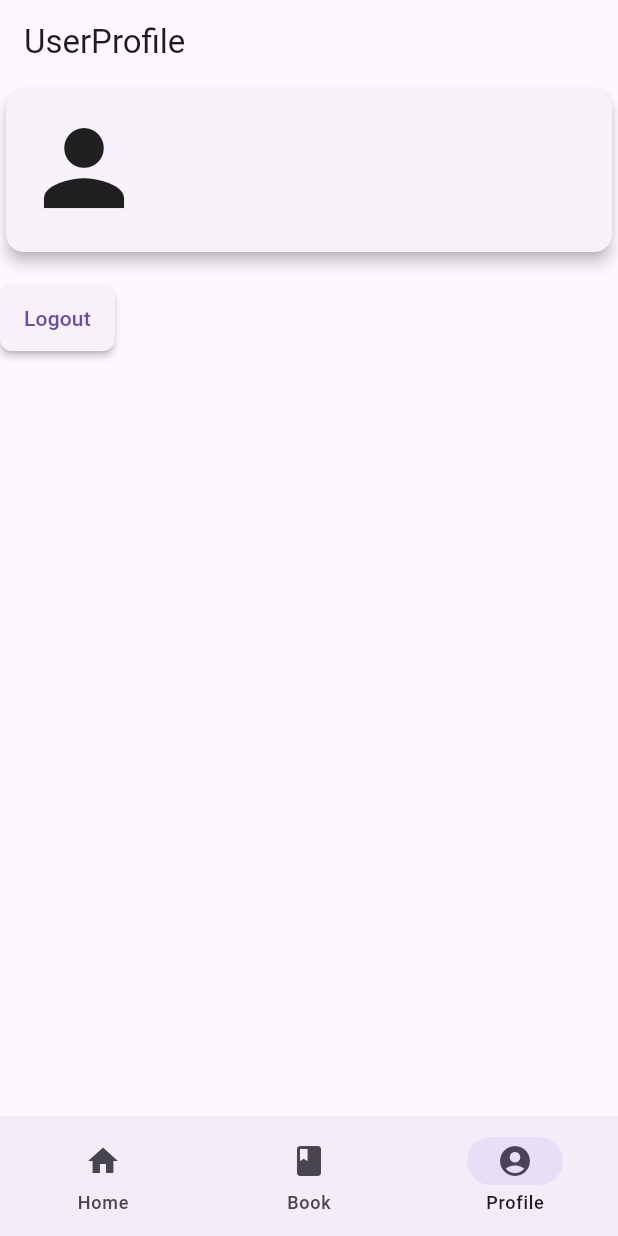
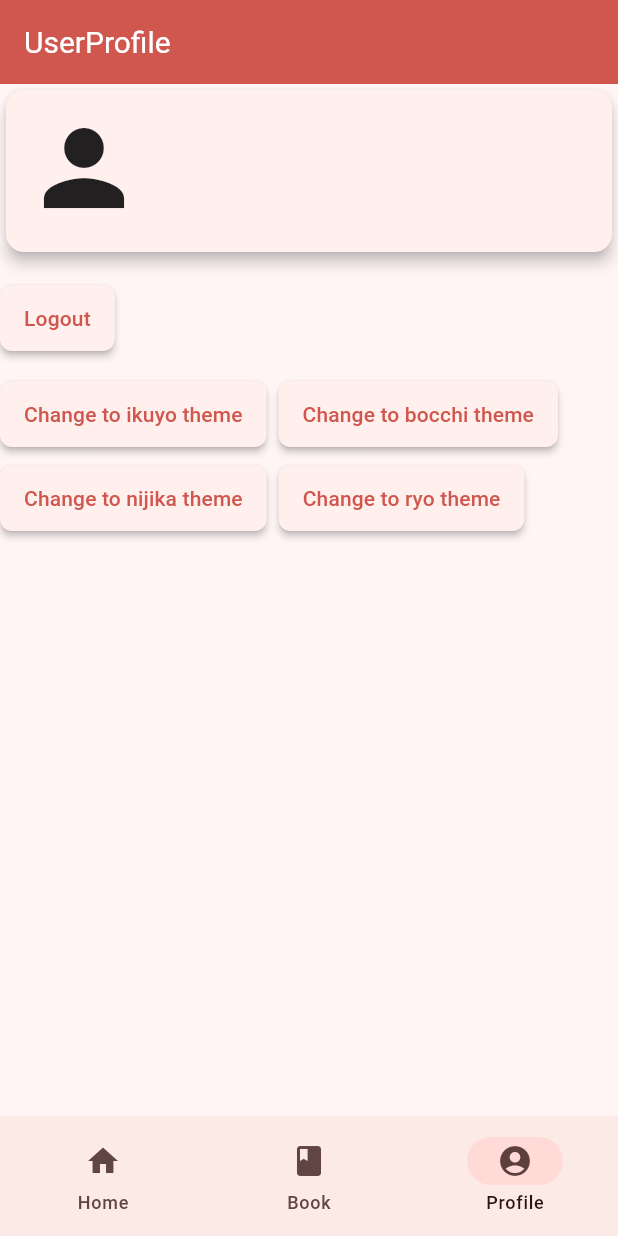
Before and after one commit to Rizz404/book_app_basic_arch, a Flutter app: the ProfileScreen screen opened by its route, after a tap on "Logout", on a phone screen of 412 x 824 dp. Run offline on Flutter 3.47's test engine with Material 3 defaults, Android fonts, the phone set to English and light mode, and no system bars; our stand-ins replace dio, equatable, freezed_annotation, go_router, shared_preferences; accounts and stored records are empty; network calls fail.

Commit message:
add theme and theme provider

```diff
--- /dev/null
+++ b/lib/core/constants/app_pallete.dart
@@ -0,0 +1,87 @@
+import 'package:flutter/material.dart';
+
+class AppPallete {
+  // * Nijika Ijichi Theme - Warm Yellow Base
+  static const nijikaTheme = {
+    'primary': Color(0xFFE6D47B), // * Warm yellow
+    'primaryLight': Color(0xFFF2E6A9), // * Lighter warm yellow
+    'primaryDark': Color(0xFFBFAE4F), // * Darker warm yellow
+    'accent': Color(0xFF7B9E87), // * Sage green accent
+    'accentLight': Color(0xFF9DBEA8), // * Light sage
+    'accentDark': Color(0xFF5C7E66), // * Dark sage
+    'background': Color(0xFFFFFBE6), // * Soft warm background
+    'surface': Colors.white,
+    'textPrimary': Color(0xFF2D2A12), // * Deep warm gray
+    'textSecondary': Color(0xFF625E47), // * Medium warm gray
+    'success': Color(0xFF7B9E87), // * Sage green
+    'warning': Color(0xFFE6B800), // * Golden yellow
+    'error': Color(0xFFD47B7B), // * Soft red
+    'inputBackground': Color(0xFFFFFDF5), // * Sangat soft warm white
+    'inputBorder': Color(0xFFE6D47B), // * Menggunakan primary sebagai border
+    'inputFocusBorder':
+        Color(0xFFBFAE4F), // * Menggunakan primaryDark untuk focus
+  };
+
+  // * Ikuyo Kita Theme - Red Base (Enhanced)
+  static const ikuyoTheme = {
+    'primary': Color(0xFFD0574E), // * Warm red
+    'primaryLight': Color(0xFFE57373), // * Lighter red
+    'primaryDark': Color(0xFFA83E3E), // * Darker red
+    'accent': Color(0xFF4ECDC4), // * Turquoise accent
+    'accentLight': Color(0xFF7EDFD9), // * Light turquoise
+    'accentDark': Color(0xFF2B9D94), // * Dark turquoise
+    'background': Color(0xFFFFF5F5), // * Soft warm background
+    'surface': Colors.white,
+    'textPrimary': Color(0xFF2B1414), // * Deep warm gray
+    'textSecondary': Color(0xFF614444), // * Medium warm gray
+    'success': Color(0xFF4CAF50), // * Green
+    'warning': Color(0xFFFFC107), // * Amber
+    'error': Color(0xFFE53935), // * Red
+    'inputBackground': Color(0xFFFFF8F8), // * Sangat soft red white
+    'inputBorder':
+        Color(0xFFE57373), // * Menggunakan primaryLight sebagai border
+    'inputFocusBorder': Color(0xFFD0574E), // * Menggunakan primary untuk focus'
+  };
+
+  // * Ryo Yamada Theme - Navy Blue Base
+  static const ryoTheme = {
+    'primary': Color(0xFF4061A0), // * Navy blue
+    'primaryLight': Color(0xFF6B84BC), // * Lighter navy
+    'primaryDark': Color(0xFF2B4573), // * Darker navy
+    'accent': Color(0xFFA08940), // * Gold accent
+    'accentLight': Color(0xFFBCA76B), // * Light gold
+    'accentDark': Color(0xFF736128), // * Dark gold
+    'background': Color(0xFFF5F8FF), // * Soft cool background
+    'surface': Colors.white,
+    'textPrimary': Color(0xFF141B2B), // * Deep cool gray
+    'textSecondary': Color(0xFF444961), // * Medium cool gray
+    'success': Color(0xFF4CAF50), // * Green
+    'warning': Color(0xFFFFB74D), // * Orange
+    'error': Color(0xFFEF5350), // * Red
+    'inputBackground': Color(0xFFF8FAFF), // * Sangat soft blue white
+    'inputBorder':
+        Color(0xFF6B84BC), // * Menggunakan primaryLight sebagai border
+    'inputFocusBorder': Color(0xFF4061A0), // * Menggunakan primary untuk focus
+  };
+
+  // * Hitori Gotoh (Bocchi) Theme - Pink Base
+  static const bocchiTheme = {
+    'primary': Color(0xFFEEB8C4), // * Soft pink
+    'primaryLight': Color(0xFFF7D4DC), // * Lighter pink
+    'primaryDark': Color(0xFFC694A0), // * Darker pink
+    'accent': Color(0xFF8FB8C4), // * Soft blue accent
+    'accentLight': Color(0xFFADD1DC), // * Light blue
+    'accentDark': Color(0xFF6B919C), // * Dark blue
+    'background': Color(0xFFFFF5F8), // * Soft pink background
+    'surface': Colors.white,
+    'textPrimary': Color(0xFF2B1419), // * Deep warm gray
+    'textSecondary': Color(0xFF614450), // * Medium warm gray
+    'success': Color(0xFF81C784), // * Soft green
+    'warning': Color(0xFFFFCC80), // * Soft orange
+    'error': Color(0xFFE57373), // * Soft red
+    'inputBackground': Color(0xFFFFF8FA), // * Sangat soft pink white
+    'inputBorder':
+        Color(0xFFF7D4DC), // * Menggunakan primaryLight sebagai border
+    'inputFocusBorder': Color(0xFFEEB8C4), // * Menggunakan primary untuk focus
+  };
+}
--- /dev/null
+++ b/lib/core/shared/provider/theme_provider.dart
@@ -0,0 +1,17 @@
+import 'dart:ui';
+
+import 'package:flutter/foundation.dart';
+
+class ThemeProvider with ChangeNotifier {
+  Map<String, Color> _currentTheme;
+
+  ThemeProvider(this._currentTheme);
+
+  // * Getternya jangan lupa bang
+  Map<String, Color> get currentTheme => _currentTheme;
+
+  void setTheme(Map<String, Color> theme) {
+    _currentTheme = theme;
+    notifyListeners();
+  }
+}
--- /dev/null
+++ b/lib/core/shared/widgets/styled_empty_data.dart
@@ -0,0 +1,17 @@
+import 'package:flutter/material.dart';
+
+class StyledEmptyData extends StatelessWidget {
+  final String message;
+
+  const StyledEmptyData({
+    super.key,
+    required this.message,
+  });
+
+  @override
+  Widget build(BuildContext context) {
+    return Center(
+      child: Text(message),
+    );
+  }
+}
--- a/lib/feature/auth/auth_services.dart
+++ b/lib/feature/auth/auth_services.dart
@@ -1,4 +1,4 @@
-import 'package:book_app_basic_arch/core/config/dio_client.dart';
+import 'package:book_app_basic_arch/core/network/dio_client.dart';
 import 'package:book_app_basic_arch/core/shared/models/api_success_response.dart';
 import 'package:book_app_basic_arch/feature/auth/model/auth_model.dart';
 import 'package:dio/dio.dart';
--- a/lib/feature/author/author_services.dart
+++ b/lib/feature/author/author_services.dart
@@ -1,4 +1,4 @@
-import 'package:book_app_basic_arch/core/config/dio_client.dart';
+import 'package:book_app_basic_arch/core/network/dio_client.dart';
 import 'package:book_app_basic_arch/core/shared/models/api_success_response.dart';
 import 'package:book_app_basic_arch/feature/author/model/author_model.dart';
 import 'package:dio/dio.dart';
--- a/lib/feature/book/book_services.dart
+++ b/lib/feature/book/book_services.dart
@@ -1,4 +1,4 @@
-import 'package:book_app_basic_arch/core/config/dio_client.dart';
+import 'package:book_app_basic_arch/core/network/dio_client.dart';
 import 'package:book_app_basic_arch/core/shared/models/api_success_response.dart';
 import 'package:book_app_basic_arch/feature/book/model/book_model.dart';
 import 'package:dio/dio.dart';
--- a/lib/feature/book/screen/book_screen.dart
+++ b/lib/feature/book/screen/book_screen.dart
@@ -1,12 +1,14 @@
-import 'package:book_app_basic_arch/core/shared/widgets/styled_button.dart';
-import 'package:book_app_basic_arch/feature/book/model/book_model.dart';
+import 'package:book_app_basic_arch/core/shared/widgets/styled_empty_data.dart';
+import 'package:book_app_basic_arch/core/shared/widgets/styled_error_message.dart';
+import 'package:book_app_basic_arch/core/shared/widgets/styled_loading_state.dart';
+import 'package:flutter/material.dart';
+import 'package:provider/provider.dart';
+
 import 'package:book_app_basic_arch/feature/book/book_provider.dart';
 import 'package:book_app_basic_arch/feature/book/enum_book_operation.dart';
+import 'package:book_app_basic_arch/feature/book/model/book_model.dart';
 import 'package:book_app_basic_arch/feature/book/screen/book_detail_screen.dart';
 import 'package:book_app_basic_arch/feature/book/widgets/book_card.dart';
-import 'package:book_app_basic_arch/feature/profile/screen/profile_screen.dart';
-import 'package:flutter/material.dart';
-import 'package:provider/provider.dart';
 
 class BookScreen extends StatelessWidget {
   const BookScreen({super.key});
@@ -28,13 +30,6 @@ class BookScreen extends StatelessWidget {
         onRefresh: () => bookProvider.getBooks(),
         child: Column(
           children: [
-            StyledButton(
-              onPressed: () {
-                Navigator.push(context,
-                    MaterialPageRoute(builder: (context) => ProfileScreen()));
-              },
-              child: Text('To profile'),
-            ),
             Expanded(
               child: Consumer<BookProvider>(
                 builder: (context, provider, _) {
@@ -54,41 +49,21 @@ class BookScreen extends StatelessWidget {
     final books = provider.books;
 
     if (isLoadingBooks) {
-      return const Center(
-        child: CircularProgressIndicator(),
+      return StyledLoadingState();
+    }
+
+    if (errorMessageBooks != null) {
+      return StyledErrorMessage(
+        errorMessage: errorMessageBooks,
+        onRetry: provider.getBooks,
       );
     }
 
-    if (errorMessageBooks != null) {
-      return _buildErrorState(errorMessageBooks, provider);
-    }
-
     if (books.isEmpty) {
-      return const Center(
-        child: Text("No books found."),
-      );
+      return StyledEmptyData(message: 'No books found');
     }
 
     return _buildBookList(context, books);
-  }
-
-  Widget _buildErrorState(String errorMessage, BookProvider provider) {
-    return Center(
-      child: Column(
-        mainAxisAlignment: MainAxisAlignment.center,
-        children: [
-          Text(
-            "Error: $errorMessage",
-            style: const TextStyle(color: Colors.red),
-          ),
-          const SizedBox(height: 16),
-          ElevatedButton(
-            onPressed: () => provider.getBooks(),
-            child: const Text("Retry"),
-          ),
-        ],
-      ),
-    );
   }
 
   Widget _buildBookList(BuildContext context, List<BookModel> books) {
--- a/lib/feature/genre/genre_services.dart
+++ b/lib/feature/genre/genre_services.dart
@@ -1,4 +1,4 @@
-import 'package:book_app_basic_arch/core/config/dio_client.dart';
+import 'package:book_app_basic_arch/core/network/dio_client.dart';
 import 'package:book_app_basic_arch/core/shared/models/api_success_response.dart';
 import 'package:book_app_basic_arch/feature/genre/genre_model.dart';
 import 'package:dio/dio.dart';
--- a/lib/feature/language/language_services.dart
+++ b/lib/feature/language/language_services.dart
@@ -1,4 +1,4 @@
-import 'package:book_app_basic_arch/core/config/dio_client.dart';
+import 'package:book_app_basic_arch/core/network/dio_client.dart';
 import 'package:book_app_basic_arch/core/shared/models/api_success_response.dart';
 import 'package:book_app_basic_arch/feature/language/model/language_model.dart';
 import 'package:dio/dio.dart';
--- a/lib/feature/profile/profile_services.dart
+++ b/lib/feature/profile/profile_services.dart
@@ -1,4 +1,4 @@
-import 'package:book_app_basic_arch/core/config/dio_client.dart';
+import 'package:book_app_basic_arch/core/network/dio_client.dart';
 import 'package:book_app_basic_arch/core/shared/models/api_error_response.dart';
 import 'package:book_app_basic_arch/core/shared/models/api_success_response.dart';
 import 'package:book_app_basic_arch/feature/profile/model/profile_model.dart';
--- a/lib/feature/profile/screen/profile_screen.dart
+++ b/lib/feature/profile/screen/profile_screen.dart
@@ -1,4 +1,9 @@
+import 'package:book_app_basic_arch/core/constants/app_pallete.dart';
+import 'package:book_app_basic_arch/core/shared/provider/theme_provider.dart';
 import 'package:book_app_basic_arch/core/shared/widgets/styled_button.dart';
+import 'package:book_app_basic_arch/core/shared/widgets/styled_empty_data.dart';
+import 'package:book_app_basic_arch/core/shared/widgets/styled_error_message.dart';
+import 'package:book_app_basic_arch/core/shared/widgets/styled_loading_state.dart';
 import 'package:book_app_basic_arch/feature/auth/auth_provider.dart';
 import 'package:book_app_basic_arch/feature/profile/model/profile_model.dart';
 import 'package:book_app_basic_arch/feature/profile/profile_provider.dart';
@@ -26,48 +31,80 @@ class ProfileScreen extends StatelessWidget {
       ),
       body: RefreshIndicator(
         onRefresh: () => profileProvider.getUserProfile(),
-        child: Consumer<ProfileProvider>(
+        child: Column(
+          crossAxisAlignment: CrossAxisAlignment.start,
+          children: [
+            Consumer<ProfileProvider>(
               builder: (context, provider, _) {
+                return _buildProfileContent(context, provider);
+              },
+            ),
+            SizedBox(height: 16),
+            StyledButton(
+              onPressed: () {
+                Provider.of<AuthProvider>(context, listen: false).signOut();
+              },
+              child: Text('Logout'),
+            ),
+            SizedBox(height: 16),
+            Wrap(
+              spacing: 8,
+              runSpacing: 8,
+              alignment: WrapAlignment.start,
+              children: [
+                StyledButton(
+                  onPressed: () => Provider.of<ThemeProvider>(
+                    context,
+                    listen: false,
+                  ).setTheme(AppPallete.ikuyoTheme),
+                  child: Text('Change to ikuyo theme'),
+                ),
+                StyledButton(
+                  onPressed: () => Provider.of<ThemeProvider>(
+                    context,
+                    listen: false,
+                  ).setTheme(AppPallete.bocchiTheme),
+                  child: Text('Change to bocchi theme'),
+                ),
+                StyledButton(
+                  onPressed: () => Provider.of<ThemeProvider>(
+                    context,
+                    listen: false,
+                  ).setTheme(AppPallete.nijikaTheme),
+                  child: Text('Change to nijika theme'),
+                ),
+                StyledButton(
+                  onPressed: () => Provider.of<ThemeProvider>(
+                    context,
+                    listen: false,
+                  ).setTheme(AppPallete.ryoTheme),
+                  child: Text('Change to ryo theme'),
+                ),
+              ],
+            )
+          ],
+        ),
+      ),
+    );
+  }
+
+  Widget _buildProfileContent(BuildContext context, ProfileProvider provider) {
     final isLoadingUserProfile =
         provider.isLoading(EnumProfileOperation.getUserProfile);
     final errorMessageUserProfile =
         provider.getError(EnumProfileOperation.getUserProfile);
     final userProfile = provider.userProfile;
 
-            print('profile error: $errorMessageUserProfile');
-
     if (isLoadingUserProfile) {
-              // Loading State
-              return const Center(
-                child: CircularProgressIndicator(),
-              );
+      return const StyledLoadingState();
     }
 
     if (errorMessageUserProfile != null) {
-              // Error State
-              return Center(
-                child: Column(
-                  mainAxisAlignment: MainAxisAlignment.center,
-                  children: [
-                    Text(
-                      "Error: $errorMessageUserProfile",
-                      style: const TextStyle(color: Colors.red),
-                    ),
-                    const SizedBox(height: 16),
-                    ElevatedButton(
-                      onPressed: () => provider.getUserProfile(),
-                      child: const Text("Retry"),
-                    ),
-                  ],
-                ),
-              );
+      return StyledErrorMessage(errorMessage: errorMessageUserProfile);
     }
 
     if (userProfile != null) {
-              return Column(
-                crossAxisAlignment: CrossAxisAlignment.start,
-                children: [
-                  ProfileCard(
+      return ProfileCard(
         userWithProfileModel: UserWithProfileModel(
           id: userProfile.id,
           username: userProfile.username,
@@ -80,25 +117,9 @@ class ProfileScreen extends StatelessWidget {
           updatedAt: userProfile.updatedAt,
           userProfile: userProfile.userProfile,
         ),
-                  ),
-                  SizedBox(height: 16),
-                  StyledButton(
-                      onPressed: () {
-                        Provider.of<AuthProvider>(context, listen: false)
-                            .signOut();
-                      },
-                      child: Text('Logout'))
-                ],
       );
     } else {
-              // State kosong
-              return const Center(
-                child: Text("No userProfile found."),
-              );
-            }
-          },
-        ),
-      ),
-    );
+      return const StyledEmptyData(message: 'No profile found');
     }
   }
+}
--- a/lib/feature/publisher/publisher_services.dart
+++ b/lib/feature/publisher/publisher_services.dart
@@ -1,4 +1,4 @@
-import 'package:book_app_basic_arch/core/config/dio_client.dart';
+import 'package:book_app_basic_arch/core/network/dio_client.dart';
 import 'package:book_app_basic_arch/core/shared/models/api_success_response.dart';
 import 'package:book_app_basic_arch/feature/publisher/model/publisher_model.dart';
 import 'package:dio/dio.dart';
```
Also changed, not shown: lib/core/config/app_themes.dart (added, +90 -0 lines), lib/core/shared/widgets/styled_error_message.dart (added, +33 -0 lines), lib/core/shared/widgets/styled_loading_state.dart (added, +12 -0 lines), lib/main.dart (+9 -7 lines), lib/core/network/dio_client.dart (renamed from lib/core/config/dio_client.dart), lib/core/network/dio_logger_interceptor.dart (renamed from lib/core/config/dio_logger_interceptor.dart), lib/core/shared/widgets/styled_not_found.dart (added). Lines whose indentation alone changed are shown as unchanged.
